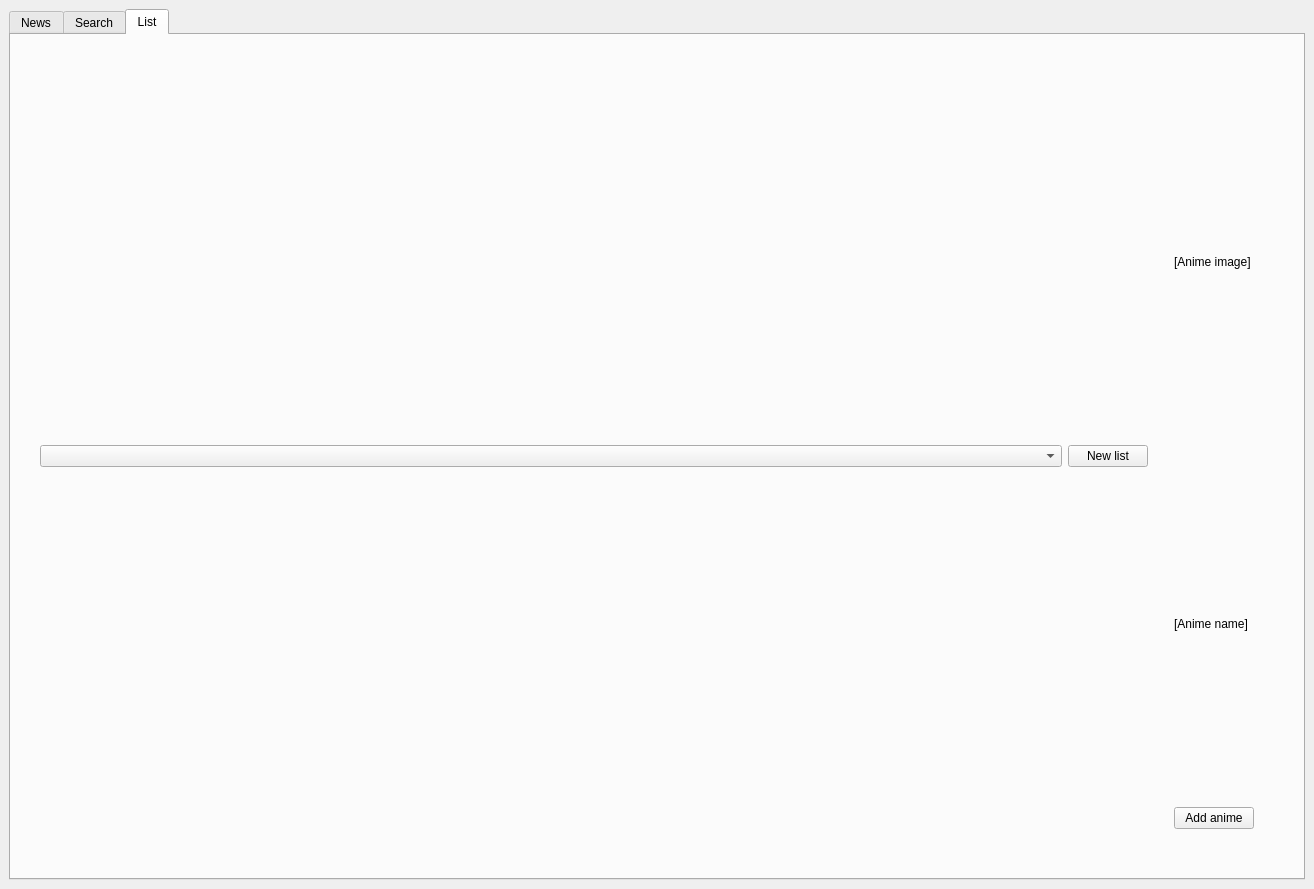
This is source/AnimeHub.ui in VynDev/Anime-Hub as Qt 5 draws it before an edit. The edited form follows.
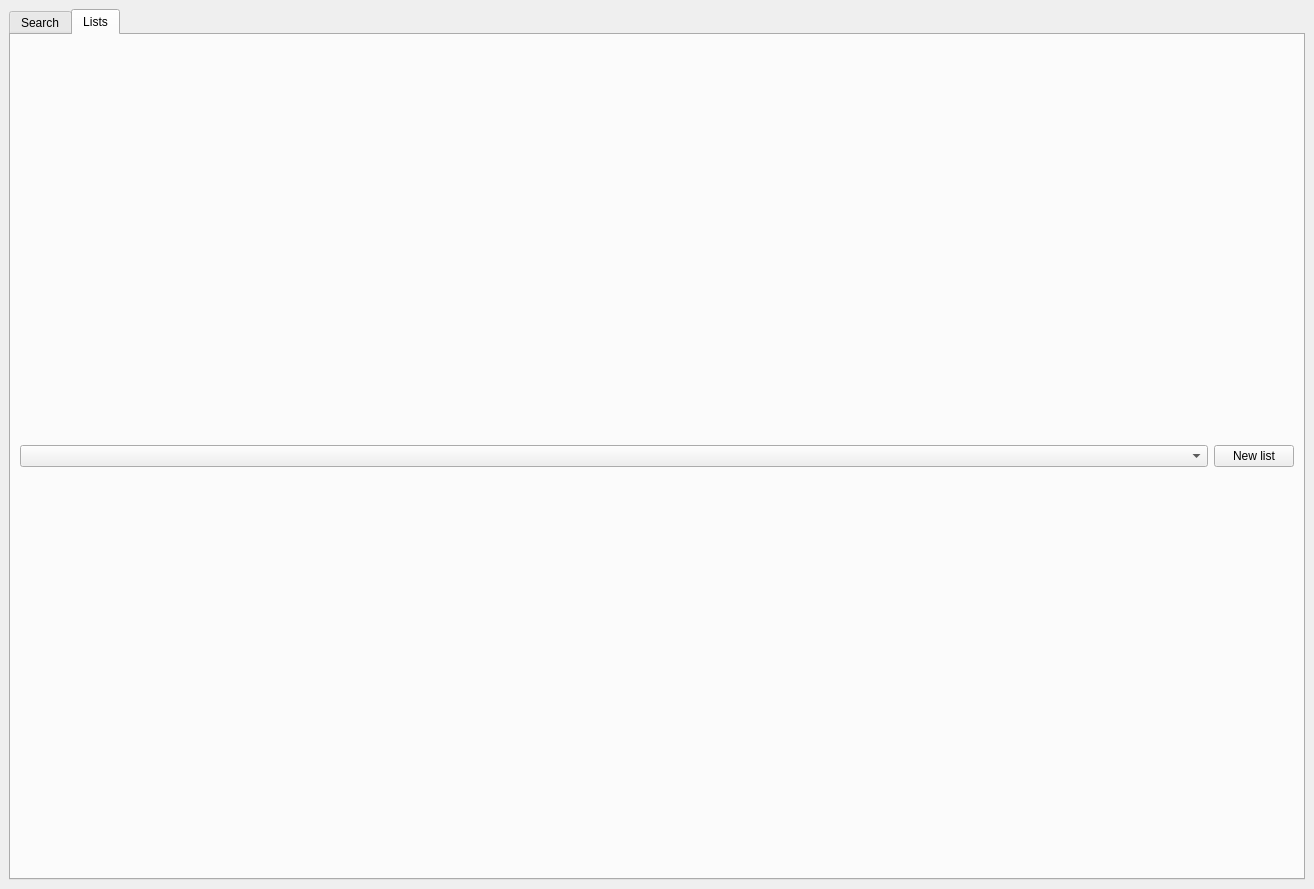
This is the edited form.

Commit message: You can now add animes from the search tab (with a right click) + Some minor fixes

What changed in the file:
```diff
--- a/source/AnimeHub.ui
+++ b/source/AnimeHub.ui
@@ -20,11 +20,6 @@
       <property name="currentIndex">
        <number>2</number>
       </property>
-      <widget class="QWidget" name="tab">
-       <attribute name="title">
-        <string>News</string>
-       </attribute>
-      </widget>
       <widget class="QWidget" name="tab_3">
        <attribute name="title">
         <string>Search</string>
@@ -83,73 +78,20 @@
       </widget>
       <widget class="QWidget" name="tab_2">
        <attribute name="title">
-        <string>List</string>
+        <string>Lists</string>
        </attribute>
        <layout class="QVBoxLayout" name="verticalLayout_2">
         <item>
-         <layout class="QHBoxLayout" name="horizontalLayout">
-          <property name="leftMargin">
-           <number>20</number>
-          </property>
-          <property name="topMargin">
-           <number>20</number>
-          </property>
-          <property name="rightMargin">
-           <number>20</number>
-          </property>
-          <property name="bottomMargin">
-           <number>20</number>
-          </property>
+         <layout class="QVBoxLayout" name="animeListLayout" stretch="0">
           <item>
-           <layout class="QVBoxLayout" name="animeListLayout">
+           <layout class="QHBoxLayout" name="horizontalLayout_4" stretch="1,0">
             <item>
-             <layout class="QHBoxLayout" name="horizontalLayout_4" stretch="1,0">
-              <item>
-               <widget class="QComboBox" name="listsComboBox"/>
-              </item>
-              <item>
-               <widget class="QPushButton" name="newListButton">
-                <property name="text">
-                 <string>New list</string>
-                </property>
-               </widget>
-              </item>
-             </layout>
+             <widget class="QComboBox" name="listsComboBox"/>
             </item>
-           </layout>
-          </item>
-          <item>
-           <layout class="QVBoxLayout" name="verticalLayout_3">
-            <property name="leftMargin">
-             <number>20</number>
-            </property>
-            <property name="topMargin">
-             <number>20</number>
-            </property>
-            <property name="rightMargin">
-             <number>20</number>
-            </property>
-            <property name="bottomMargin">
-             <number>20</number>
-            </property>
             <item>
-             <widget class="QLabel" name="label_2">
+             <widget class="QPushButton" name="newListButton">
               <property name="text">
-               <string>[Anime image]</string>
-              </property>
-             </widget>
-            </item>
-            <item>
-             <widget class="QLabel" name="label">
-              <property name="text">
-               <string>[Anime name]</string>
-              </property>
-             </widget>
-            </item>
-            <item>
-             <widget class="QPushButton" name="addAnimeButton">
-              <property name="text">
-               <string>Add anime</string>
+               <string>New list</string>
               </property>
              </widget>
             </item>
```
Left out of the diff: 12 changed lines with no effect on the pictures. The commit also changes 8 other files.
